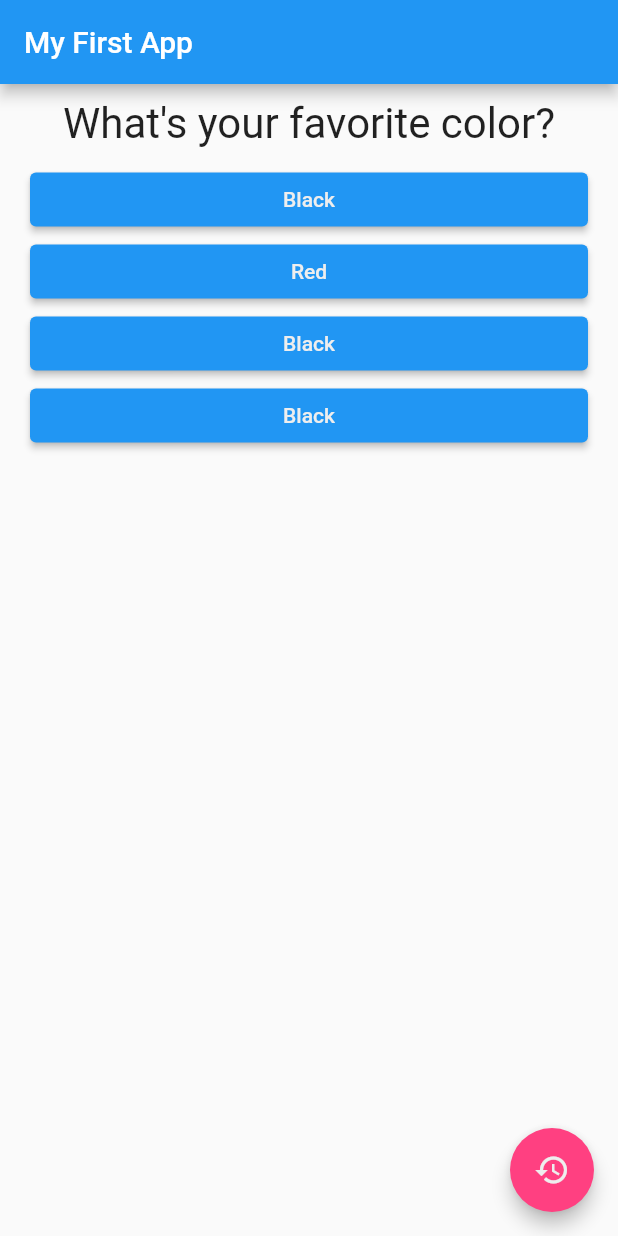
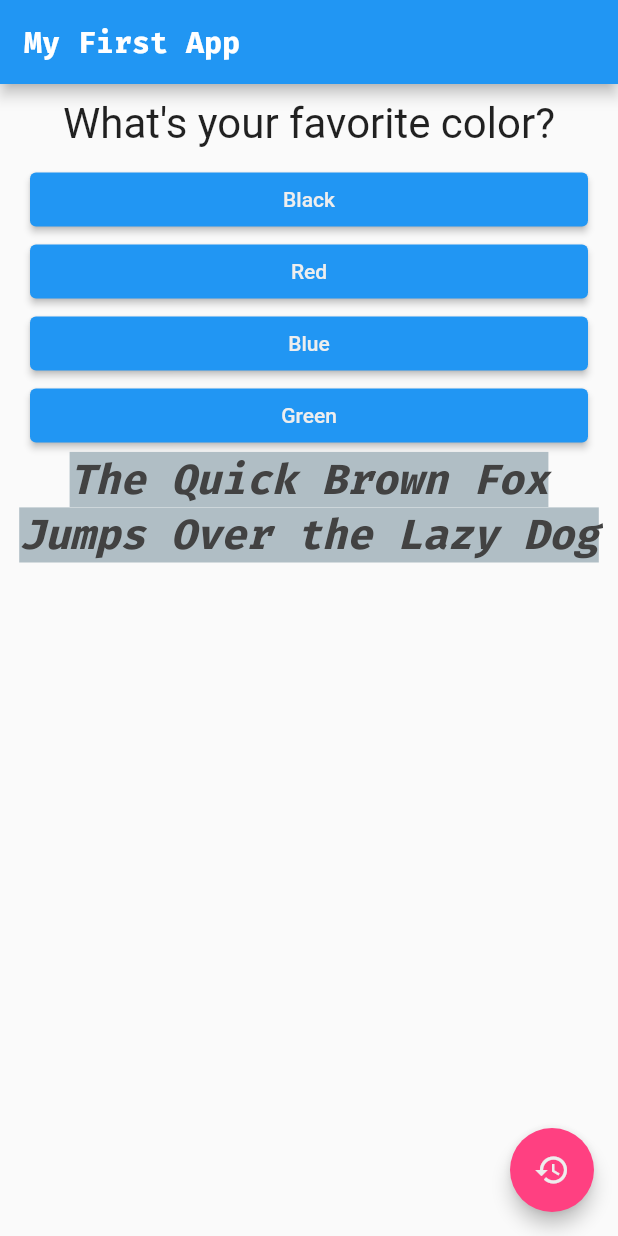
Before and after one commit to relandboyle/Academind-Flutter-Course, a Flutter app: the screen it shows after launch, on a phone screen of 412 x 824 dp. Run offline on Flutter 3.47's test engine with Material 2 defaults, Android fonts, the phone set to English and light mode, and no system bars.

Commit message:
Custom text widget; Custom fonts

```diff
--- /dev/null
+++ b/lib/c-text.dart
@@ -0,0 +1,23 @@
+import 'package:flutter/material.dart';
+
+class CText extends StatelessWidget {
+  final String inputText;
+
+  CText(this.inputText);
+
+  @override
+  Widget build(BuildContext context) {
+    return Text(
+      inputText,
+      textAlign: TextAlign.center,
+      style: TextStyle(
+        color: Colors.grey[800],
+        backgroundColor: Colors.blueGrey[200],
+        fontSize: 28,
+        fontStyle: FontStyle.italic,
+        fontWeight: FontWeight.bold,
+        fontFamily: 'FiraCode',
+      ),
+    );
+  }
+}
--- a/lib/main.dart
+++ b/lib/main.dart
@@ -3,6 +3,7 @@ import 'package:flutter/material.dart';
 import './quiz.dart';
 import './result.dart';
 import './reset.dart';
+import 'c-text.dart';
 
 void main() => runApp(MyApp());
 
@@ -20,8 +21,8 @@ class _MyAppState extends State<MyApp> {
       'answers': [
         {'text': 'Black', 'score': 10},
         {'text': 'Red', 'score': 5},
-        {'text': 'Black', 'score': 3},
-        {'text': 'Black', 'score': 1},
+        {'text': 'Blue', 'score': 3},
+        {'text': 'Green', 'score': 1},
       ],
     },
     {
@@ -48,6 +49,7 @@ class _MyAppState extends State<MyApp> {
 
   var _questionIndex = 0;
   var _totalScore = 0;
+  var _inputText = 'The Quick Brown Fox Jumps Over the Lazy Dog';
 
   void _answerQuestion(int score) {
     _totalScore += score;
@@ -72,16 +74,28 @@ class _MyAppState extends State<MyApp> {
     return MaterialApp(
       home: Scaffold(
         appBar: AppBar(
+          titleTextStyle: TextStyle(
+            color: Colors.white,
+            fontSize: 20,
+            fontWeight: FontWeight.bold,
+            fontFamily: 'FiraCode',
+          ),
           title: Text('My First App'),
         ),
-        body: _questionIndex < _questions.length
-            ? Quiz(
-                answerQuestion: _answerQuestion,
-                questionIndex: _questionIndex,
-                questions: _questions,
-              )
-            : Result(),
+        body: Column(
+          children: [
+            _questionIndex < _questions.length
+                ? Quiz(
+                    answerQuestion: _answerQuestion,
+                    questionIndex: _questionIndex,
+                    questions: _questions,
+                  )
+                : Result(_totalScore),
+            CText(_inputText),
+          ],
+        ),
         floatingActionButton: Reset(_reset),
+        floatingActionButtonLocation: FloatingActionButtonLocation.endFloat,
       ),
     );
   }
```
Also changed, not shown: lib/result.dart (+10 -1 lines), pubspec.yaml (+11 -6 lines), assets/fonts/FiraCode-VariableFont_wght.ttf (added), assets/fonts/JetBrainsMono-Italic-VariableFont_wght.ttf (added), assets/fonts/JetBrainsMono-VariableFont_wght.ttf (added), 8 other files.
